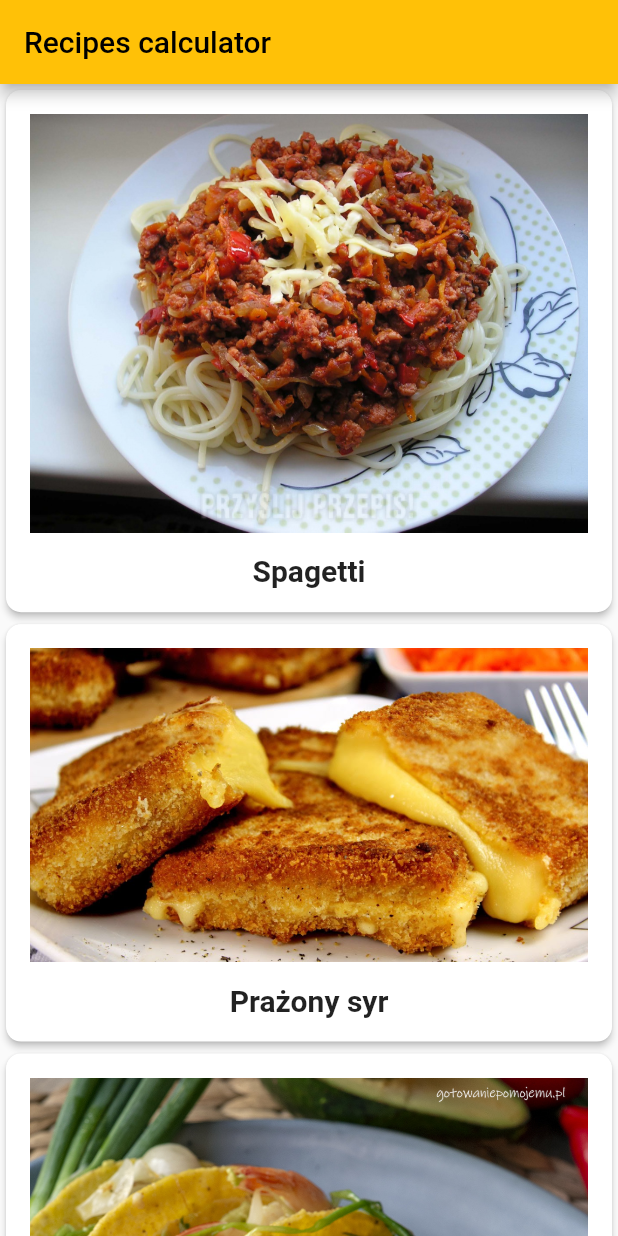
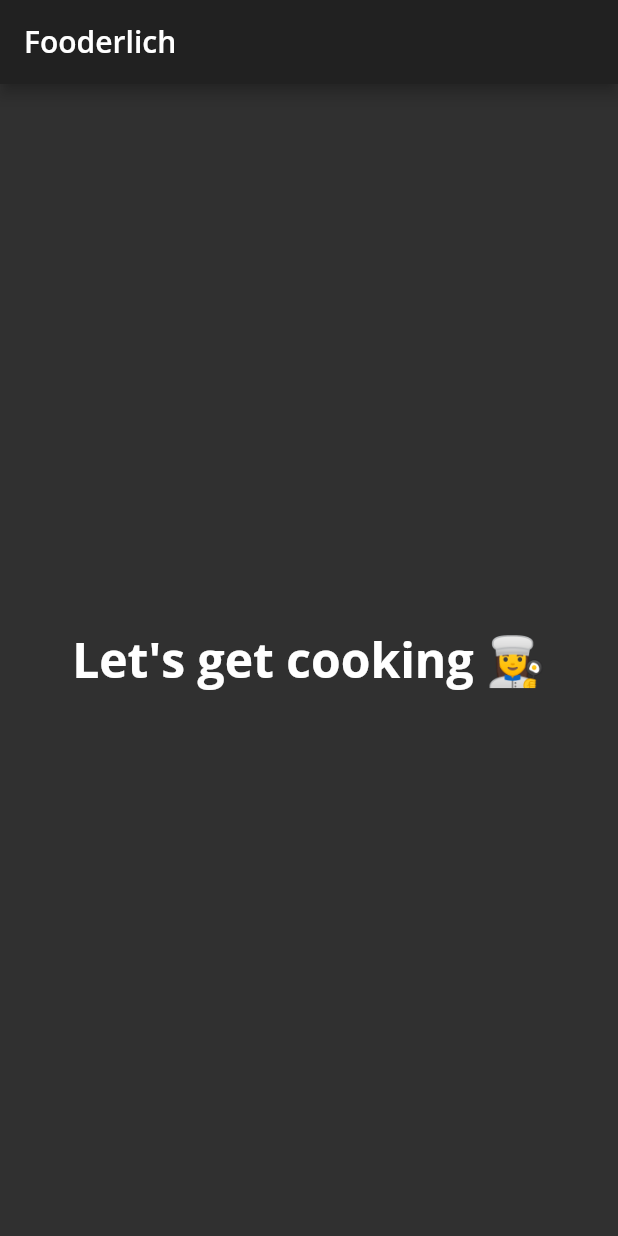
Before and after one commit to mjgasior/learning_flutter, a Flutter app: the screen it shows after launch, on a phone screen of 412 x 824 dp. Run offline on Flutter 3.47's test engine with Material 2 defaults, Android fonts, the phone set to English and light mode, and no system bars; our stand-ins replace google_fonts; Roboto replaces fonts that are missing (Palatino).

Commit message:
Chapter 3 - cleanup and theming

```diff
--- /dev/null
+++ b/lib/fooderlich_theme.dart
@@ -0,0 +1,103 @@
+import 'package:flutter/material.dart';
+import 'package:google_fonts/google_fonts.dart';
+
+class FooderlichTheme {
+  static TextTheme lightTextTheme = TextTheme(
+    bodyText1: GoogleFonts.openSans(
+      fontSize: 14.0,
+      fontWeight: FontWeight.w700,
+      color: Colors.black,
+    ),
+    headline1: GoogleFonts.openSans(
+      fontSize: 32.0,
+      fontWeight: FontWeight.bold,
+      color: Colors.black,
+    ),
+    headline2: GoogleFonts.openSans(
+      fontSize: 21.0,
+      fontWeight: FontWeight.w700,
+      color: Colors.black,
+    ),
+    headline3: GoogleFonts.openSans(
+      fontSize: 16.0,
+      fontWeight: FontWeight.w600,
+      color: Colors.black,
+    ),
+    headline6: GoogleFonts.openSans(
+      fontSize: 20.0,
+      fontWeight: FontWeight.w600,
+      color: Colors.black,
+    ),
+  );
+
+  static TextTheme darkTextTheme = TextTheme(
+    bodyText1: GoogleFonts.openSans(
+      fontSize: 14.0,
+      fontWeight: FontWeight.w700,
+      color: Colors.white,
+    ),
+    headline1: GoogleFonts.openSans(
+      fontSize: 32.0,
+      fontWeight: FontWeight.bold,
+      color: Colors.white,
+    ),
+    headline2: GoogleFonts.openSans(
+      fontSize: 21.0,
+      fontWeight: FontWeight.w700,
+      color: Colors.white,
+    ),
+    headline3: GoogleFonts.openSans(
+      fontSize: 16.0,
+      fontWeight: FontWeight.w600,
+      color: Colors.white,
+    ),
+    headline6: GoogleFonts.openSans(
+      fontSize: 20.0,
+      fontWeight: FontWeight.w600,
+      color: Colors.white,
+    ),
+  );
+
+  static ThemeData light() {
+    return ThemeData(
+      brightness: Brightness.light,
+      checkboxTheme: CheckboxThemeData(
+        fillColor: MaterialStateColor.resolveWith(
+              (states) {
+            return Colors.black;
+          },
+        ),
+      ),
+      appBarTheme: const AppBarTheme(
+        foregroundColor: Colors.black,
+        backgroundColor: Colors.white,
+      ),
+      floatingActionButtonTheme: const FloatingActionButtonThemeData(
+        foregroundColor: Colors.white,
+        backgroundColor: Colors.black,
+      ),
+      bottomNavigationBarTheme: const BottomNavigationBarThemeData(
+        selectedItemColor: Colors.green,
+      ),
+      textTheme: lightTextTheme,
+    );
+  }
+
+  static ThemeData dark() {
+    return ThemeData(
+      brightness: Brightness.dark,
+      appBarTheme: AppBarTheme(
+        foregroundColor: Colors.white,
+        backgroundColor: Colors.grey[900],
+      ),
+      floatingActionButtonTheme: const FloatingActionButtonThemeData(
+        foregroundColor: Colors.white,
+        backgroundColor: Colors.green,
+      ),
+      bottomNavigationBarTheme: const BottomNavigationBarThemeData(
+        selectedItemColor: Colors.green,
+      ),
+      textTheme: darkTextTheme,
+    );
+  }
+}
--- a/lib/main.dart
+++ b/lib/main.dart
@@ -1,77 +1,26 @@
 import 'package:flutter/material.dart';
-import 'package:learning_dart/recipe_detail.dart';
-import 'recipe.dart';
+import 'fooderlich_theme.dart';
 
 void main() {
-  runApp(const RecipeApp());
+  runApp(const Fooderlich());
 }
 
-class RecipeApp extends StatelessWidget {
-  const RecipeApp({Key? key}) : super(key: key);
+class Fooderlich extends StatelessWidget {
+  const Fooderlich({Key? key}) : super(key: key);
 
   @override
   Widget build(BuildContext context) {
+    final theme = FooderlichTheme.dark();
     return MaterialApp(
-      title: 'Recipe calculator',
-      theme: ThemeData(
-        primaryColor: Colors.white,
-        primarySwatch: Colors.amber,
+      title: 'Fooderlich',
+      theme: theme,
+      home: Scaffold(
+        appBar:
+            AppBar(title: Text('Fooderlich', style: theme.textTheme.headline6)),
+        body: Center(
+            child: Text('Let\'s get cooking 👩‍🍳',
+                style: theme.textTheme.headline1)),
       ),
-      home: const HomePage(title: 'Recipes calculator'),
     );
   }
 }
-
-class HomePage extends StatefulWidget {
-  const HomePage({Key? key, required this.title}) : super(key: key);
-
-  final String title;
-
-  @override
-  State<HomePage> createState() => _HomePageState();
-}
-
-class _HomePageState extends State<HomePage> {
-  @override
-  Widget build(BuildContext context) {
-    return Scaffold(
-        appBar: AppBar(
-          title: Text(widget.title),
-        ),
-        body: SafeArea(
-            child: ListView.builder(
-                itemCount: Recipe.samples.length,
-                itemBuilder: (BuildContext context, int index) {
-                  return GestureDetector(
-                    onTap: () {
-                      Navigator.push(context,
-                          MaterialPageRoute(builder: (context) {
-                        return RecipeDetail(recipe: Recipe.samples[index]);
-                      }));
-                    },
-                    child: buildRecipeCard(Recipe.samples[index]),
-                  );
-                })));
-  }
-
-  Widget buildRecipeCard(Recipe recipe) {
-    return Card(
-        elevation: 2.0,
-        shape:
-            RoundedRectangleBorder(borderRadius: BorderRadius.circular(10.0)),
-        child: Padding(
-          padding: const EdgeInsets.all(16.0),
-          child: Column(
-            children: [
-              Image(image: AssetImage(recipe.imageUrl)),
-              const SizedBox(height: 14.0),
-              Text(recipe.label,
-                  style: const TextStyle(
-                      fontSize: 20.0,
-                      fontWeight: FontWeight.w700,
-                      fontFamily: 'Palatino')),
-            ],
-          ),
-        ));
-  }
-}
--- a/lib/recipe.dart
+++ /dev/null
@@ -1,32 +0,0 @@
-class Recipe {
-  int servings;
-  List<Ingredient> ingredients;
-  String label;
-  String imageUrl;
-
-  Recipe(this.label, this.imageUrl, this.servings, this.ingredients);
-
-  static List<Recipe> samples = [
-    Recipe("Spagetti", "assets/spageti.jpeg", 1, [
-      Ingredient(100, "grams", "Pasta"),
-      Ingredient(300, "grams", "Tomatoes")
-    ]),
-    Recipe("Prażony syr", "assets/syr.jpg", 5, [
-      Ingredient(150, "grams", "Gouda cheese"),
-      Ingredient(1, "box", "Bread crumbs")
-    ]),
-    Recipe("Tacosy", "assets/tacosy.jpeg", 7, [
-      Ingredient(7, "loaf", "Tortilla"),
-      Ingredient(1, "", "Salad"),
-      Ingredient(21, "", "Cherry tomatoes"),
-    ]),
-  ];
-}
-
-class Ingredient {
-  double quantity;
-  String measure;
-  String name;
-
-  Ingredient(this.quantity, this.measure, this.name);
-}
```
Also changed, not shown: lib/recipe_detail.dart (deleted, +0 -61 lines), pubspec.yaml (+2 -58 lines), pubspec.lock, 2 other files.
